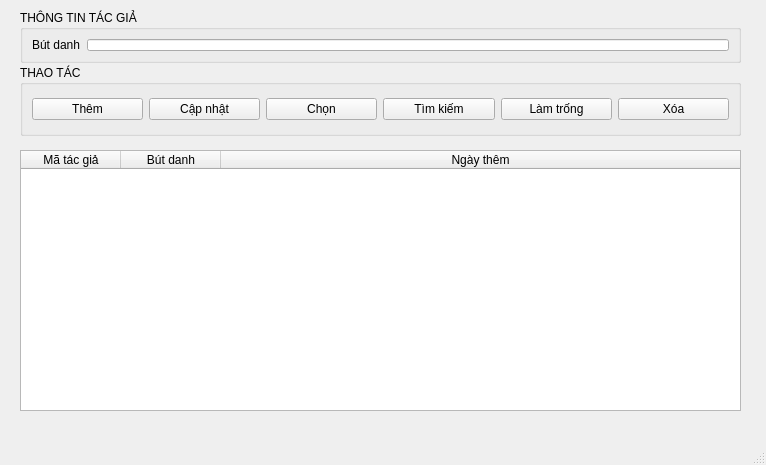
CodeNoob223/PyQT6_Quan_ly_thu_vien, file ui files/ql_tacgia.ui: the form before one commit.
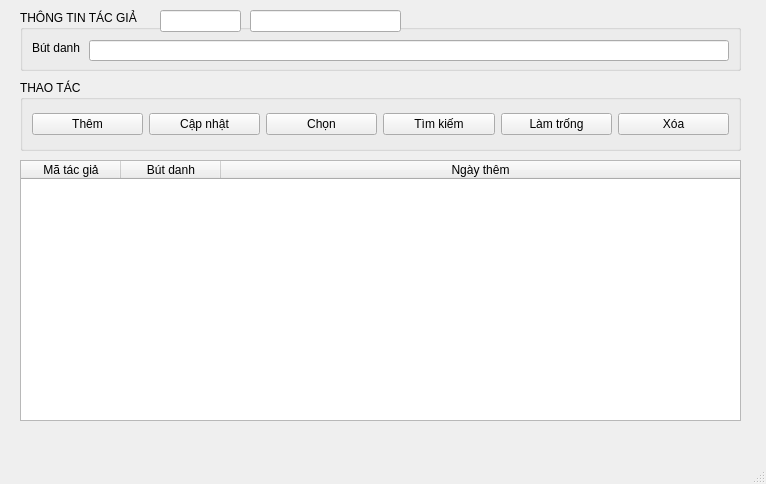
The form after the commit. Icons and pictures are not drawn.

Diff of the .ui file:
```diff
--- a/ui files/ql_tacgia.ui
+++ b/ui files/ql_tacgia.ui
@@ -7,7 +7,7 @@
     <x>0</x>
     <y>0</y>
     <width>766</width>
-    <height>465</height>
+    <height>484</height>
    </rect>
   </property>
   <property name="windowTitle">
@@ -24,30 +24,79 @@
       <x>20</x>
       <y>10</y>
       <width>721</width>
-      <height>53</height>
+      <height>61</height>
      </rect>
     </property>
     <property name="title">
      <string>THÔNG TIN TÁC GIẢ</string>
     </property>
-    <layout class="QGridLayout" name="gridLayout">
-     <item row="0" column="0">
-      <widget class="QLabel" name="label">
-       <property name="text">
-        <string>Bút danh</string>
-       </property>
-      </widget>
-     </item>
-     <item row="0" column="1">
-      <widget class="QLineEdit" name="butDanh_lineEdit"/>
-     </item>
-    </layout>
+    <widget class="QLabel" name="label">
+     <property name="geometry">
+      <rect>
+       <x>12</x>
+       <y>30</y>
+       <width>50</width>
+       <height>16</height>
+      </rect>
+     </property>
+     <property name="text">
+      <string>Bút danh</string>
+     </property>
+    </widget>
+    <widget class="QLineEdit" name="butDanh_lineEdit">
+     <property name="geometry">
+      <rect>
+       <x>69</x>
+       <y>30</y>
+       <width>640</width>
+       <height>21</height>
+      </rect>
+     </property>
+    </widget>
+    <widget class="QLineEdit" name="maRow">
+     <property name="geometry">
+      <rect>
+       <x>140</x>
+       <y>0</y>
+       <width>81</width>
+       <height>22</height>
+      </rect>
+     </property>
+     <property name="styleSheet">
+      <string notr="true"/>
+     </property>
+     <property name="text">
+      <string/>
+     </property>
+     <property name="readOnly">
+      <bool>true</bool>
+     </property>
+    </widget>
+    <widget class="QLineEdit" name="soLuongRow">
+     <property name="geometry">
+      <rect>
+       <x>230</x>
+       <y>0</y>
+       <width>151</width>
+       <height>22</height>
+      </rect>
+     </property>
+     <property name="styleSheet">
+      <string notr="true"/>
+     </property>
+     <property name="text">
+      <string/>
+     </property>
+     <property name="readOnly">
+      <bool>true</bool>
+     </property>
+    </widget>
    </widget>
    <widget class="QGroupBox" name="groupBox_2">
     <property name="geometry">
      <rect>
       <x>20</x>
-      <y>65</y>
+      <y>80</y>
       <width>721</width>
       <height>71</height>
      </rect>
@@ -128,7 +177,7 @@
     <property name="geometry">
      <rect>
       <x>20</x>
-      <y>150</y>
+      <y>160</y>
       <width>721</width>
       <height>261</height>
      </rect>
```
Left out of the diff: 2 changed lines with no effect on the pictures.
